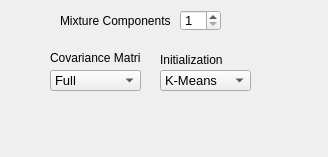
The window that _AlgorithmsPlugins/GMM/paramsGMMdynamic.ui (b4silio/MLDemos) describes before a commit, drawn with Qt 5.
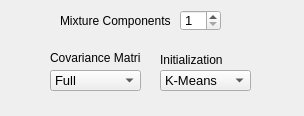
The same window after the commit.

Patch:
```diff
--- a/_AlgorithmsPlugins/GMM/paramsGMMdynamic.ui
+++ b/_AlgorithmsPlugins/GMM/paramsGMMdynamic.ui
@@ -6,8 +6,8 @@
    <rect>
     <x>0</x>
     <y>0</y>
-    <width>328</width>
-    <height>157</height>
+    <width>304</width>
+    <height>116</height>
    </rect>
   </property>
   <property name="windowTitle">
```
